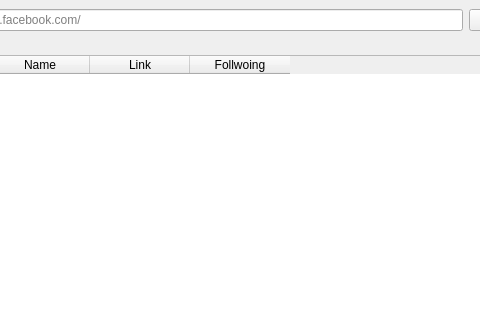
First picture: the form in ui/facebook/Follow.ui, repository kreemkhaled112/GUI, before the edit; both pictures show x 120 to 600 and y 0 to 320 of the 764 by 611 pixel window.
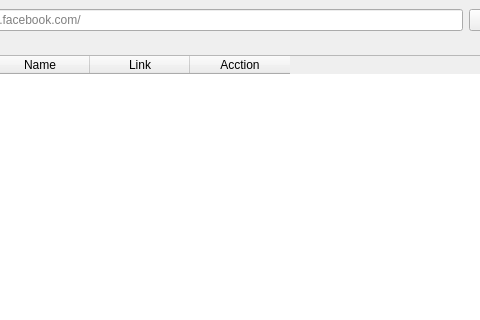
Second picture: the form after the edit.

The edit to the form file:
```diff
--- a/ui/facebook/Follow.ui
+++ b/ui/facebook/Follow.ui
@@ -54,7 +54,7 @@
         </column>
         <column>
          <property name="text">
-          <string>Follwoing</string>
+          <string>Acction</string>
          </property>
         </column>
        </widget>
```
